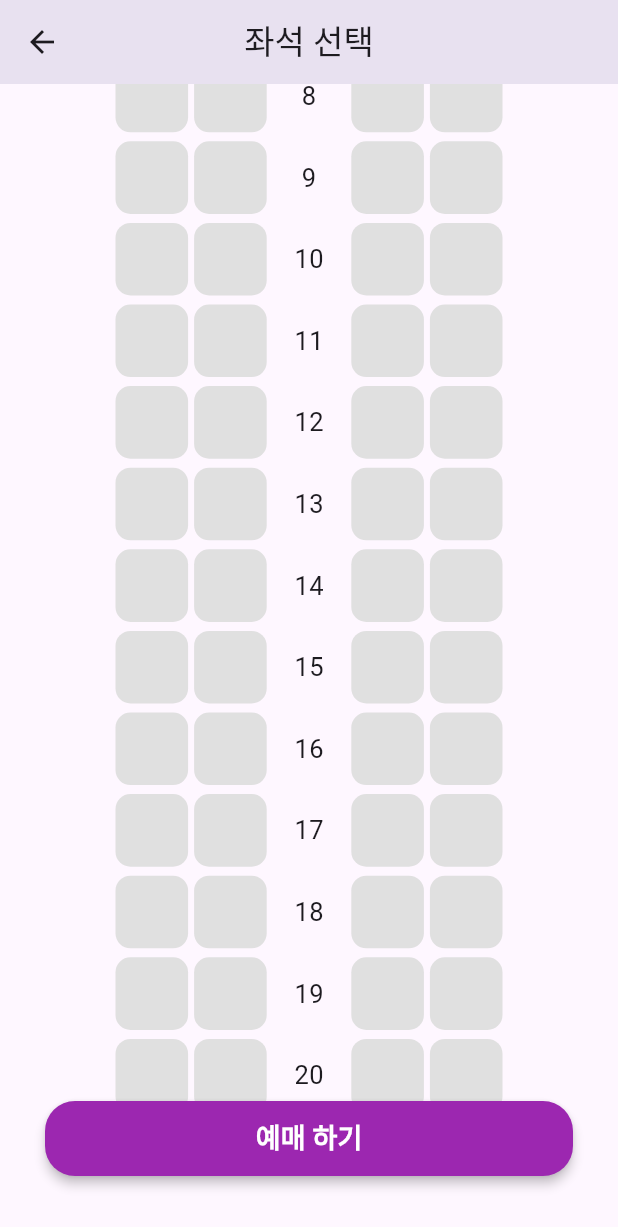
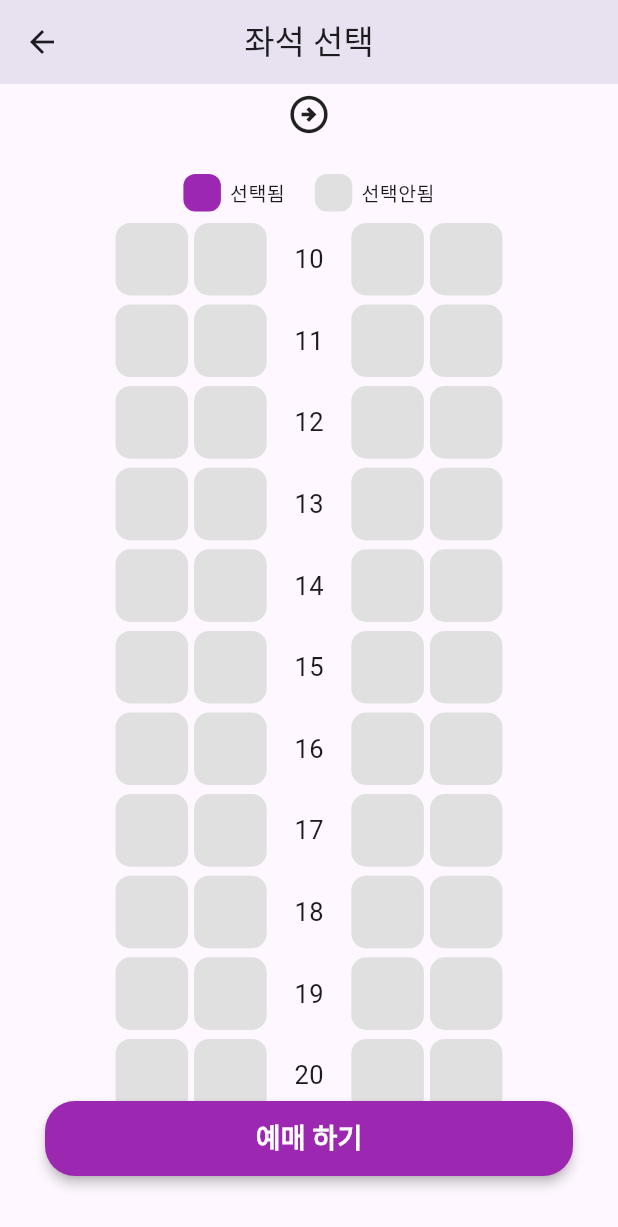
Before and after one commit to sengpari/flutter_train_app, a Flutter app: the SeatPage screen opened directly with empty values, scrolled down 517 dp, on a phone screen of 412 x 824 dp. Shown: the top 1227 px of the screen. Run offline on Flutter 3.47's test engine with Material 3 defaults, Android fonts, the phone set to English and light mode, and no system bars.

Commit message:
필수기능 최종 수정

```diff
--- a/lib/seatPage.dart
+++ b/lib/seatPage.dart
@@ -23,8 +23,7 @@ class _SeatPageState extends State<SeatPage> {
   Widget build(BuildContext context) {
     return Scaffold(
       appBar: AppBar(title: Text('좌석 선택'), centerTitle: true),
-      body: ListView(
-        padding: const EdgeInsets.symmetric(horizontal: 75),
+      body: Column(
         children: [
           //출발역과 도착역 표시
           SizedBox(
@@ -33,7 +32,9 @@ class _SeatPageState extends State<SeatPage> {
               alignment: Alignment.center,
               children: [
                 const Icon(Icons.arrow_circle_right_outlined, size: 30),
-                Row(
+                Padding(
+                  padding: const EdgeInsets.symmetric(horizontal: 80),
+                  child: Row(
                     mainAxisAlignment: MainAxisAlignment.spaceBetween,
                     children: [
                       Text(
@@ -54,6 +55,7 @@ class _SeatPageState extends State<SeatPage> {
                         ),
                       ),
                     ],
+                  ),
                 ),
               ],
             ),
@@ -96,7 +98,10 @@ class _SeatPageState extends State<SeatPage> {
             ],
           ),
           SizedBox(height: 5),
-
+          Expanded(
+            child: ListView(
+              padding: const EdgeInsets.symmetric(horizontal: 75),
+              children: [
                 //좌석배치도
                 Row(
                   children: [
@@ -150,6 +155,9 @@ class _SeatPageState extends State<SeatPage> {
                 seatRow(20),
               ],
             ),
+          ),
+        ],
+      ),
 
       //예매하기 버튼
       bottomNavigationBar: Padding(
@@ -177,7 +185,6 @@ class _SeatPageState extends State<SeatPage> {
                           // 예매 처리 로직 자리
                           Navigator.of(context).pop();
                           Navigator.of(context).pop();
-
                         },
                       ),
                     ],
```
Lines whose indentation alone changed are shown as unchanged.
